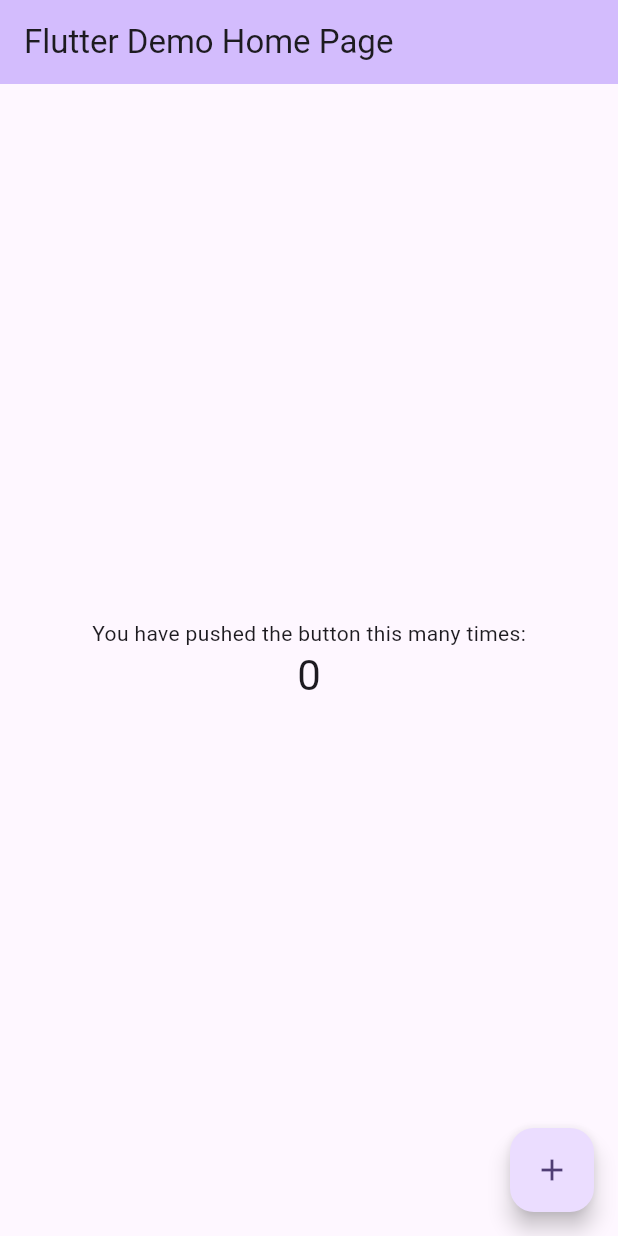
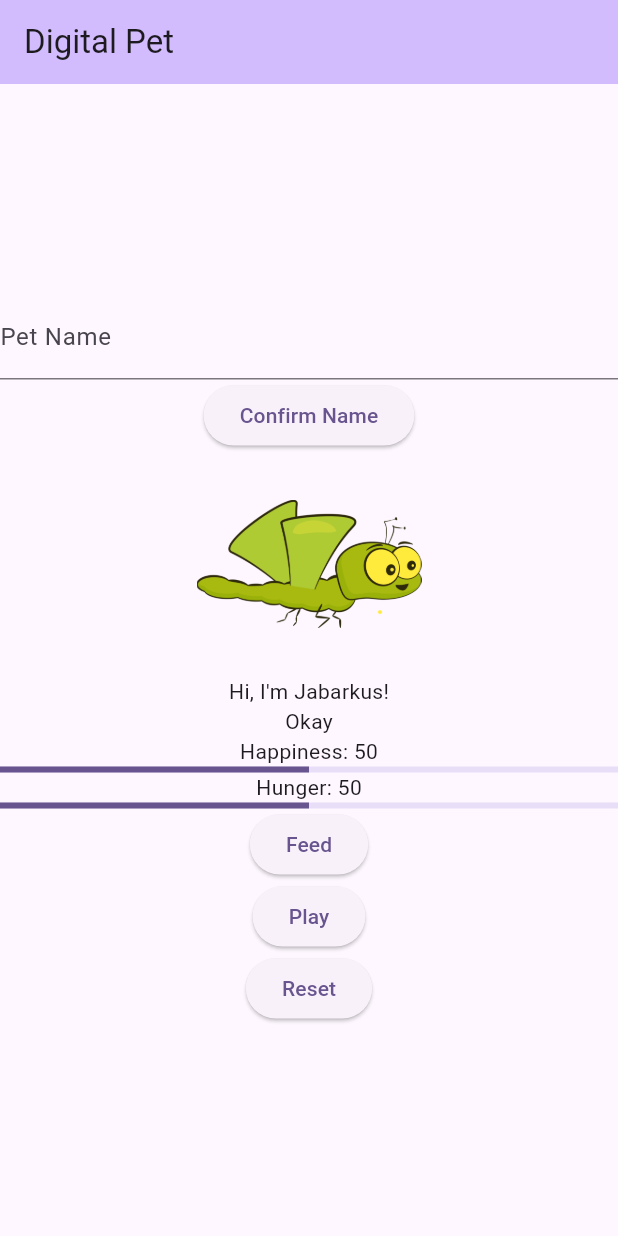
Before and after one commit to laprexious/inclass-07-digital-pet, a Flutter app: the screen it shows after launch, on a phone screen of 412 x 824 dp. Run offline on Flutter 3.47's test engine with Material 3 defaults, Android fonts, the light colour scheme and no system bars.

Commit message:
care systems build for digital pet

```diff
--- a/lib/main.dart
+++ b/lib/main.dart
@@ -1,3 +1,4 @@
+import 'dart:async';
 import 'package:flutter/material.dart';
 
 void main() {
@@ -11,7 +12,7 @@ class MyApp extends StatelessWidget {
   @override
   Widget build(BuildContext context) {
     return MaterialApp(
-      title: 'Flutter Demo',
+      title: 'Digital Pet',
       theme: ThemeData(
         // This is the theme of your application.
         //
@@ -30,7 +31,7 @@ class MyApp extends StatelessWidget {
         // tested with just a hot reload.
         colorScheme: .fromSeed(seedColor: Colors.deepPurple),
       ),
-      home: const MyHomePage(title: 'Flutter Demo Home Page'),
+      home: const MyHomePage(title: 'Digital Pet')
     );
   }
 }
@@ -38,14 +39,8 @@ class MyApp extends StatelessWidget {
 class MyHomePage extends StatefulWidget {
   const MyHomePage({super.key, required this.title});
 
-  // This widget is the home page of your application. It is stateful, meaning
-  // that it has a State object (defined below) that contains fields that affect
-  // how it looks.
-
-  // This class is the configuration for the state. It holds the values (in this
-  // case the title) provided by the parent (in this case the App widget) and
-  // used by the build method of the State. Fields in a Widget subclass are
-  // always marked "final".
+  // This widget is the configuration for the state. It holds the values that
+  // affect how the page looks.
 
   final String title;
 
@@ -54,17 +49,120 @@ class MyHomePage extends StatefulWidget {
 }
 
 class _MyHomePageState extends State<MyHomePage> {
-  int _counter = 0;
+  String _petName = "Jabarkus";
+  int _happiness = 50;
+  int _hunger = 50;
+  bool _gameOver = false;
+  bool _hasWon = false;
+  Timer? _hungerTimer;
+  Timer? _highMoodTimer;
+  int _clampMeter(int value) => value.clamp(0, 100).toInt();
 
-  void _incrementCounter() {
+  void _feedPet() {
+    if (_gameOver || _hasWon) return;
+
+    final nextHunger = _clampMeter(_hunger - 10);
+    final happinessChange = nextHunger < 30 ? -20 : 10;
+    final nextHappiness = _clampMeter(_happiness + happinessChange);
+
     setState(() {
-      // This call to setState tells the Flutter framework that something has
-      // changed in this State, which causes it to rerun the build method below
-      // so that the display can reflect the updated values. If we changed
-      // _counter without calling setState(), then the build method would not be
-      // called again, and so nothing would appear to happen.
-      _counter++;
+      _hunger = nextHunger;
+      _happiness = nextHappiness;
     });
+    _updateOutcome();
+  }
+
+  void _playPet() {
+    if (_gameOver || _hasWon) return;
+
+    setState(() {
+      _happiness = _clampMeter(_happiness + 10);
+      _hunger = _clampMeter(_hunger + 5);
+    });
+    _updateOutcome();
+  }
+
+  void _updateOutcome() {
+    if (_gameOver || _hasWon) return;
+
+    if (_hunger == 100 && _happiness <= 10) {
+      _highMoodTimer?.cancel();
+      _hungerTimer?.cancel();
+      setState(() => _gameOver = true);
+      return;
+    }
+
+    if (_happiness <= 80) {
+      _highMoodTimer?.cancel();
+      _highMoodTimer = null;
+      return;
+    }
+
+    _highMoodTimer ??= Timer(const Duration(minutes: 3), () {
+      _highMoodTimer = null;
+      if (!mounted || _gameOver || _happiness <= 80) return;
+      setState(() => _hasWon = true);
+      _hungerTimer?.cancel();
+    });
+  }
+
+  final TextEditingController _nameController = TextEditingController();
+
+  //color change based on mood//
+  Color get _moodColor {
+    if (_happiness > 70) return Colors.green;
+    if (_happiness >= 30) return Colors.yellow;
+    return Colors.red;
+  }
+
+  String get _petMessage {
+    if (_gameOver) return 'I need a rest.';
+    if (_hasWon) return 'Best day ever!';
+    if (_hunger > 80) return "I'm starving!";
+    if (_happiness <= 30) return 'Play with me?';
+    return "Hi, I'm $_petName!";
+  }
+
+  @override
+  void initState() {
+    super.initState();
+    _hungerTimer = Timer.periodic(const Duration(seconds: 30), (timer) {
+      if (!mounted || _gameOver || _hasWon) {
+        timer.cancel();
+        return;
+      }
+      setState(() {
+        if (_hunger + 5 > 100) {
+          _hunger = 100;
+          _happiness = _clampMeter(_happiness - 20);
+        } else {
+          _hunger += 5;
+        }
+      });
+      _updateOutcome();
+    });
+  }
+
+  @override
+  void dispose() {
+    _hungerTimer?.cancel();
+    _highMoodTimer?.cancel();
+    _nameController.dispose();
+    super.dispose();
+  }
+
+  void _resetPet() {
+    _highMoodTimer?.cancel();
+    _highMoodTimer = null;
+
+    setState(() {
+      _happiness = 50;
+      _hunger = 50;
+      _gameOver = false;
+      _hasWon = false;
+    });
+
+    _updateOutcome();
   }
 
   @override
@@ -78,8 +176,8 @@ class _MyHomePageState extends State<MyHomePage> {
     return Scaffold(
       appBar: AppBar(
         // TRY THIS: Try changing the color here to a specific color (to
-        // Colors.amber, perhaps?) and trigger a hot reload to see the AppBar
-        // change color while the other colors stay the same.
+        // Colors.amber, perhaps?) and trigger a hot reload to see the
+        // AppBar change color while the other colors stay the same.
         backgroundColor: Theme.of(context).colorScheme.inversePrimary,
         // Here we take the value from the MyHomePage object that was created by
         // the App.build method, and use it to set our appbar title.
@@ -94,29 +192,61 @@ class _MyHomePageState extends State<MyHomePage> {
           // children horizontally, and tries to be as tall as its parent.
           //
           // Column has various properties to control how it sizes itself and
-          // how it positions its children. Here we use mainAxisAlignment to
-          // center the children vertically; the main axis here is the vertical
-          // axis because Columns are vertical (the cross axis would be
-          // horizontal).
+          // how it positions its children.
           //
           // TRY THIS: Invoke "debug painting" (choose the "Toggle Debug Paint"
           // action in the IDE, or press "p" in the console), to see the
           // wireframe for each widget.
           mainAxisAlignment: .center,
           children: [
-            const Text('You have pushed the button this many times:'),
-            Text(
-              '$_counter',
-              style: Theme.of(context).textTheme.headlineMedium,
+            TextField(
+              controller: _nameController,
+              decoration: const InputDecoration(
+                labelText: 'Pet Name',
+              ),
+            ),
+            ElevatedButton(
+              onPressed: () {
+                setState(() {
+                  _petName = _nameController.text;
+                });
+              },
+              child: const Text('Confirm Name'),
+            ),
+            ColorFiltered(
+              colorFilter: ColorFilter.mode(_moodColor, BlendMode.modulate),
+              child: Image.asset(
+                'assets/pet-insect.png',
+                width: 150,
+                height: 150,
+              ),
+            ),
+
+            Text(_petMessage),
+            Text(_happiness > 70 ? 'Happy' : _happiness < 30 ? 'Sad' : 'Okay'),
+            Text('Happiness: $_happiness'),
+            LinearProgressIndicator(
+              value: _happiness / 100,
+            ),
+             Text('Hunger: $_hunger'),
+            LinearProgressIndicator(
+              value: _hunger / 100,
+            ),
+            ElevatedButton(
+              onPressed: _feedPet,
+              child: const Text('Feed'),
+            ),
+            ElevatedButton(
+              onPressed: _playPet,
+              child: const Text('Play'),
+            ),
+            ElevatedButton(
+              onPressed: _resetPet,
+              child: const Text('Reset'),
             ),
           ],
         ),
       ),
-      floatingActionButton: FloatingActionButton(
-        onPressed: _incrementCounter,
-        tooltip: 'Increment',
-        child: const Icon(Icons.add),
-      ),
     );
   }
 }
--- a/pubspec.yaml
+++ b/pubspec.yaml
@@ -51,6 +51,9 @@ dev_dependencies:
 
 # The following section is specific to Flutter packages.
 flutter:
+  assets:
+    - assets/pet-insect.png
+
 
   # The following line ensures that the Material Icons font is
   # included with your application, so that you can use the icons in
```
Also changed, not shown: assets/pet-insect.png (added).
